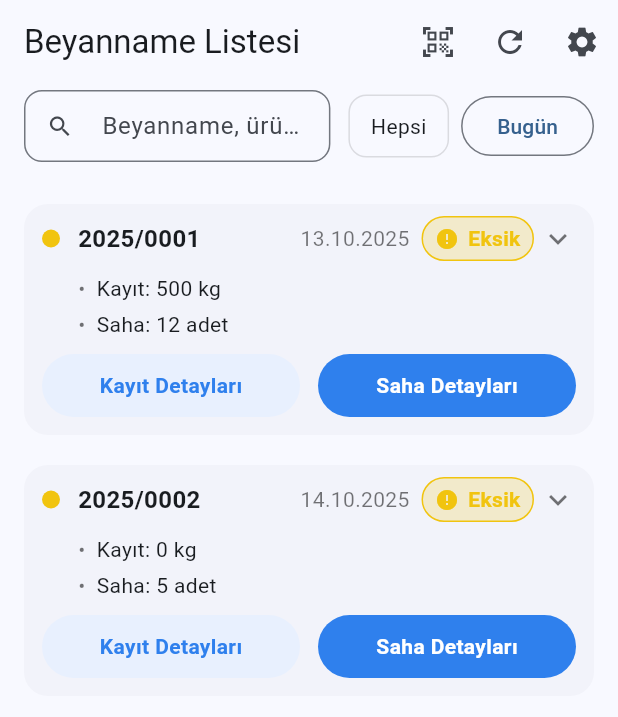
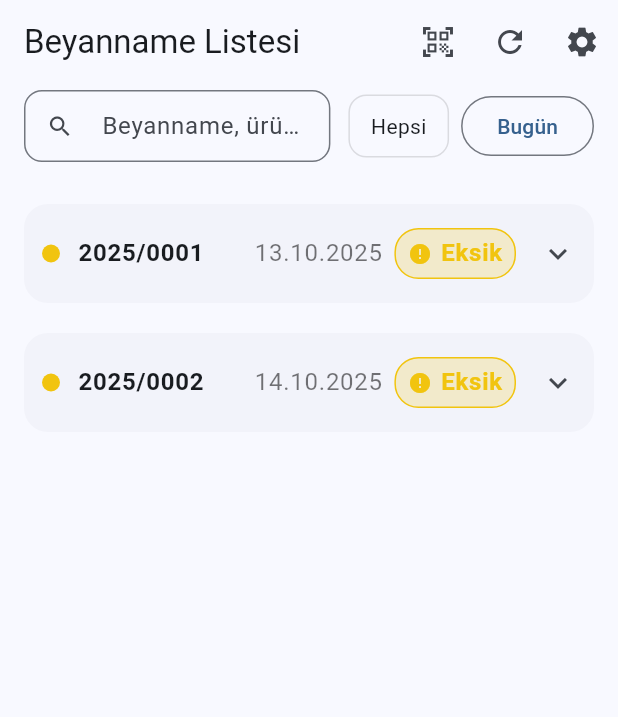
Before and after one commit to alidnmz05/agys_depo_yonetim, a Flutter app: the screen it shows after launch, after a tap on "Kaydet ve devam", on a phone screen of 412 x 824 dp. Shown: the top 717 px of the screen. Run offline on Flutter 3.47's test engine with Material 3 defaults, Android fonts, the phone set to English and light mode, and no system bars; our stand-ins replace dio, shared_preferences; missing offline and left inert: mobile_scanner.

Commit message:
tileler düzenlendi

```diff
--- a/lib/pages/beyanname_liste_page.dart
+++ b/lib/pages/beyanname_liste_page.dart
@@ -49,11 +49,10 @@ class _BeyannameListePageState extends State<BeyannameListePage> {
     } catch (e) {
       _error = e.toString();
     } finally {
-      if (mounted) {
+      if (mounted)
         setState(() {
           _loading = false;
         });
-      }
     }
   }
 
@@ -76,6 +75,13 @@ class _BeyannameListePageState extends State<BeyannameListePage> {
     }
 
     setState(() => _visible = res);
+  }
+
+  void applyQrToForm(String s) {
+    setState(() {
+      _q.text = s;
+    });
+    _apply();
   }
 
   Durum _statusOf(GirisKalanBilgiDto d) {
@@ -124,12 +130,13 @@ class _BeyannameListePageState extends State<BeyannameListePage> {
               final result = await Navigator.of(context).push<String>(
                 MaterialPageRoute(builder: (_) => const ScannerPage()),
               );
-              if (result != null && context.mounted) {
-                ScaffoldMessenger.of(
-                  context,
-                ).showSnackBar(SnackBar(content: Text('Bulunan kod: $result')));
-              }
+              if (!mounted || result == null || result.isEmpty) return;
+              applyQrToForm(result);
+              ScaffoldMessenger.of(context).showSnackBar(
+                const SnackBar(content: Text('QR verileri forma uygulandı')),
+              );
             },
+            tooltip: 'QR Tara',
           ),
           IconButton(
             icon: const Icon(Icons.refresh),
@@ -249,36 +256,30 @@ class _BeyannameListePageState extends State<BeyannameListePage> {
       padding: const EdgeInsets.all(12),
       itemCount: _visible.length,
       separatorBuilder: (_, __) => const SizedBox(height: 12),
-      itemBuilder: (_, i) => _tile(_visible[i]),
+      itemBuilder: (_, i) => _tile(i, _visible[i]),
     );
   }
 
-  Widget _tile(GirisKalanBilgiDto d) {
+  Widget _tile(int i, GirisKalanBilgiDto d) {
     final s = _statusOf(d);
     final title = d.beyannameNo ?? '-';
-    final dt = d.beyannameTarihi;
+    final t = d.beyannameTarihi;
     final dateStr =
-        dt == null
+        t == null
             ? ''
-            : '${dt.day.toString().padLeft(2, '0')}.${dt.month.toString().padLeft(2, '0')}.${dt.year}';
-
-    final kayitAdet =
-        d.kalanKap != null &&
-                d.girenToplamBrutKg != null &&
-                d.cikanToplamBrutKg != null
-            ? null // adet bilgisi yoksa boş bırak
-            : null;
+            : '${t.day.toString().padLeft(2, '0')}.${t.month.toString().padLeft(2, '0')}.${t.year}';
 
     return Card(
       elevation: 0,
       shape: RoundedRectangleBorder(borderRadius: BorderRadius.circular(16)),
-      child: Padding(
-        padding: const EdgeInsets.fromLTRB(12, 8, 12, 12),
-        child: Column(
-          children: [
-            // Üst satır
-            Row(
-              crossAxisAlignment: CrossAxisAlignment.center,
+      child: Theme(
+        data: Theme.of(context).copyWith(dividerColor: Colors.transparent),
+        child: ExpansionTile(
+          key: PageStorageKey('bx_$i'),
+          maintainState: true,
+          tilePadding: const EdgeInsets.symmetric(horizontal: 12, vertical: 4),
+          childrenPadding: const EdgeInsets.fromLTRB(12, 0, 12, 12),
+          title: Row(
             children: [
               Container(
                 width: 12,
@@ -302,12 +303,11 @@ class _BeyannameListePageState extends State<BeyannameListePage> {
                 Text(dateStr, style: const TextStyle(color: Colors.black54)),
               const SizedBox(width: 8),
               _statusBadge(s),
-                const SizedBox(width: 4),
-                const Icon(Icons.expand_more, color: Colors.black54),
             ],
           ),
+          children: [
             const SizedBox(height: 6),
-            // Özet
+            // Özet satırı
             Row(
               children: [
                 const SizedBox(width: 24),
@@ -322,31 +322,51 @@ class _BeyannameListePageState extends State<BeyannameListePage> {
                 ),
               ],
             ),
-            const SizedBox(height: 8),
-            // Butonlar
-            Row(
+            const SizedBox(height: 12),
+            // Kayıt Detayları
+            _detailsSection(
+              title: 'Kayıt Detayları',
+              child: Column(
+                crossAxisAlignment: CrossAxisAlignment.start,
                 children: [
-                Expanded(
-                  child: _pillButton(
-                    label: 'Kayıt Detayları',
-                    selected: true,
-                    onTap: () {
-                      // TODO: kayıt detay route
-                    },
+                  _kv('Beyanname No', d.beyannameNo),
+                  _kv('Özet Beyan No', d.ozetBeyanNo),
+                  _kv('Alıcı Firma', d.aliciFirma),
+                  _kv('Eşya Tanımı', d.esyaTanimi),
+                  _kv(
+                    'Giren Brüt',
+                    d.girenToplamBrutKg == null
+                        ? null
+                        : '${_fmtKg.format(d.girenToplamBrutKg)} kg',
                   ),
-                ),
-                const SizedBox(width: 12),
-                Expanded(
-                  child: _pillButton(
-                    label: 'Saha Detayları',
-                    selected: false,
-                    onTap: () {
-                      // TODO: saha detay route
-                    },
-                  ),
+                  _kv(
+                    'Çıkan Brüt',
+                    d.cikanToplamBrutKg == null
+                        ? null
+                        : '${_fmtKg.format(d.cikanToplamBrutKg)} kg',
                   ),
                 ],
               ),
+            ),
+            const SizedBox(height: 8),
+            // Saha Detayları
+            _detailsSection(
+              title: 'Saha Detayları',
+              child: Column(
+                crossAxisAlignment: CrossAxisAlignment.start,
+                children: [
+                  _kv('Kalan Kap', d.kalanKap?.toString()),
+                  _kv(
+                    'Kalan Brüt',
+                    d.kalanBrutKg == null
+                        ? null
+                        : '${_fmtKg.format(d.kalanBrutKg)} kg',
+                  ),
+                  // Raf/Göz alanları geldiğinde buraya ekleyin
+                ],
+              ),
+            ),
+            const SizedBox(height: 4),
           ],
         ),
       ),
@@ -383,28 +403,36 @@ class _BeyannameListePageState extends State<BeyannameListePage> {
     );
   }
 
-  Widget _pillButton({
-    required String label,
-    required bool selected,
-    required VoidCallback onTap,
-  }) {
-    return InkWell(
-      onTap: onTap,
-      borderRadius: BorderRadius.circular(22),
-      child: Container(
-        height: 42,
-        alignment: Alignment.center,
+  Widget _detailsSection({required String title, required Widget child}) {
+    return Container(
+      padding: const EdgeInsets.all(12),
       decoration: BoxDecoration(
-          color: selected ? const Color(0xFFE8F0FE) : const Color(0xFF2F80ED),
-          borderRadius: BorderRadius.circular(22),
+        color: const Color(0xFFF7F9FC),
+        borderRadius: BorderRadius.circular(12),
       ),
-        child: Text(
-          label,
-          style: TextStyle(
-            color: selected ? const Color(0xFF2F80ED) : Colors.white,
-            fontWeight: FontWeight.w600,
+      child: Column(
+        crossAxisAlignment: CrossAxisAlignment.start,
+        children: [
+          Text(title, style: const TextStyle(fontWeight: FontWeight.w700)),
+          const SizedBox(height: 8),
+          child,
+        ],
       ),
+    );
+  }
+
+  Widget _kv(String k, String? v) {
+    if (v == null || v.isEmpty) return const SizedBox.shrink();
+    return Padding(
+      padding: const EdgeInsets.symmetric(vertical: 2),
+      child: Row(
+        children: [
+          SizedBox(
+            width: 130,
+            child: Text(k, style: const TextStyle(color: Colors.black54)),
           ),
+          Expanded(child: Text(v)),
+        ],
       ),
     );
   }
@@ -424,7 +452,7 @@ class _BeyannameListePageState extends State<BeyannameListePage> {
   String _fmtKayitKg(GirisKalanBilgiDto d) {
     final kgIn = d.girenToplamBrutKg;
     final kgOut = d.cikanToplamBrutKg;
-    final kg = (kgIn != null && kgOut != null) ? (kgIn) : (kgIn ?? kgOut ?? 0);
+    final kg = (kgIn != null && kgOut != null) ? kgIn : (kgIn ?? kgOut ?? 0);
     return '${_fmtKg.format(kg)} kg';
   }
 
--- a/lib/services/api_service.dart
+++ b/lib/services/api_service.dart
@@ -164,10 +164,12 @@ class ApiService {
 
   static String? _msg(dynamic data) {
     try {
-      if (data is Map && data['Message'] is String)
+      if (data is Map && data['Message'] is String) {
         return data['Message'] as String;
-      if (data is Map && data['error'] is String)
+      }
+      if (data is Map && data['error'] is String) {
         return data['error'] as String;
+      }
       return null;
     } catch (_) {
       return null;
```
Lines whose indentation alone changed are shown as unchanged.
